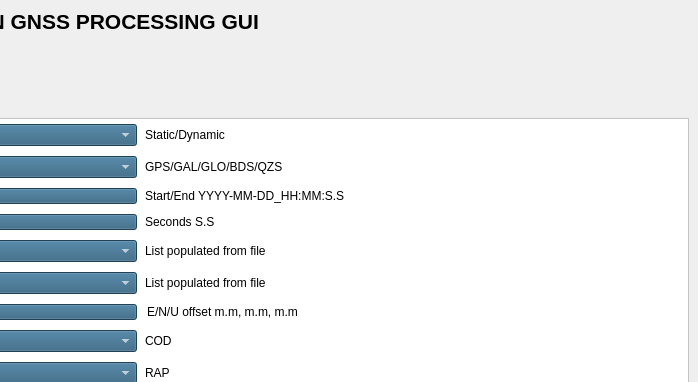
u7327620/Ginan-UI, file app/views/main_window.ui: the form before one commit; both pictures show x 502 to 1200 and y 0 to 382 of the 1200 by 800 pixel window.
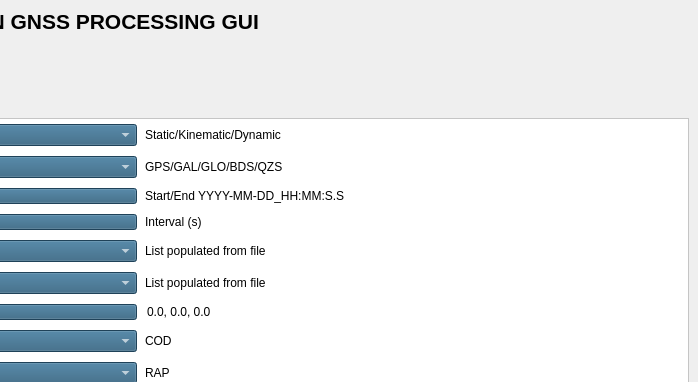
The form after the commit.

Commit message: SCRUM-164: Completed UI input modifications (Mode/Kinematic, Constellations multi-select, Data Interval numbers, Antenna Offset pop-ups)

```diff
--- a/app/views/main_window.ui
+++ b/app/views/main_window.ui
@@ -207,7 +207,7 @@
            <item row="0" column="1">
             <widget class="QLabel" name="modeValue">
              <property name="text">
-              <string>Static/Dynamic</string>
+              <string>Static/Kinematic/Dynamic</string>
              </property>
             </widget>
            </item>
@@ -287,7 +287,7 @@
            <item row="6" column="1">
             <widget class="QLabel" name="dataIntervalValue">
              <property name="text">
-              <string>Seconds S.S</string>
+              <string>Interval (s)</string>
              </property>
             </widget>
            </item>
@@ -368,26 +368,11 @@
            </item>
            <item row="14" column="1">
             <widget class="QLineEdit" name="antennaOffsetValue">
-             <property name="sizePolicy">
-              <sizepolicy hsizetype="Expanding" vsizetype="Fixed">
-               <horstretch>0</horstretch>
-               <verstretch>0</verstretch>
-              </sizepolicy>
-             </property>
+             <property name="text"><string>0.0, 0.0, 0.0</string></property>
+             <property name="frame"><bool>false</bool></property>
+             <property name="readOnly"><bool>true</bool></property>
              <property name="styleSheet">
-              <string notr="true">
-                  background: transparent;
-                  border: none;
-                </string>
-             </property>
-             <property name="text">
-              <string>E/N/U offset m.m, m.m, m.m</string>
-             </property>
-             <property name="frame">
-              <bool>false</bool>
-             </property>
-             <property name="readOnly">
-              <bool>true</bool>
+              <string notr="true">background:transparent;border:none;</string>
              </property>
             </widget>
            </item>
```
Left out of the diff: 49 changed lines with no effect on the pictures. The commit also changes 1 other file.
